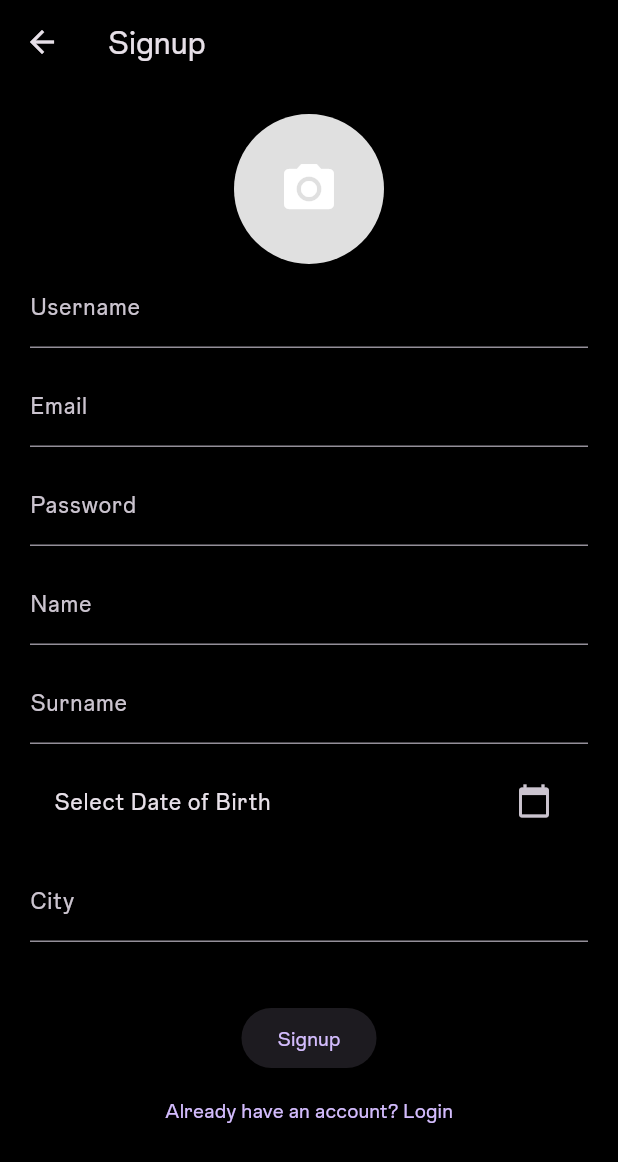
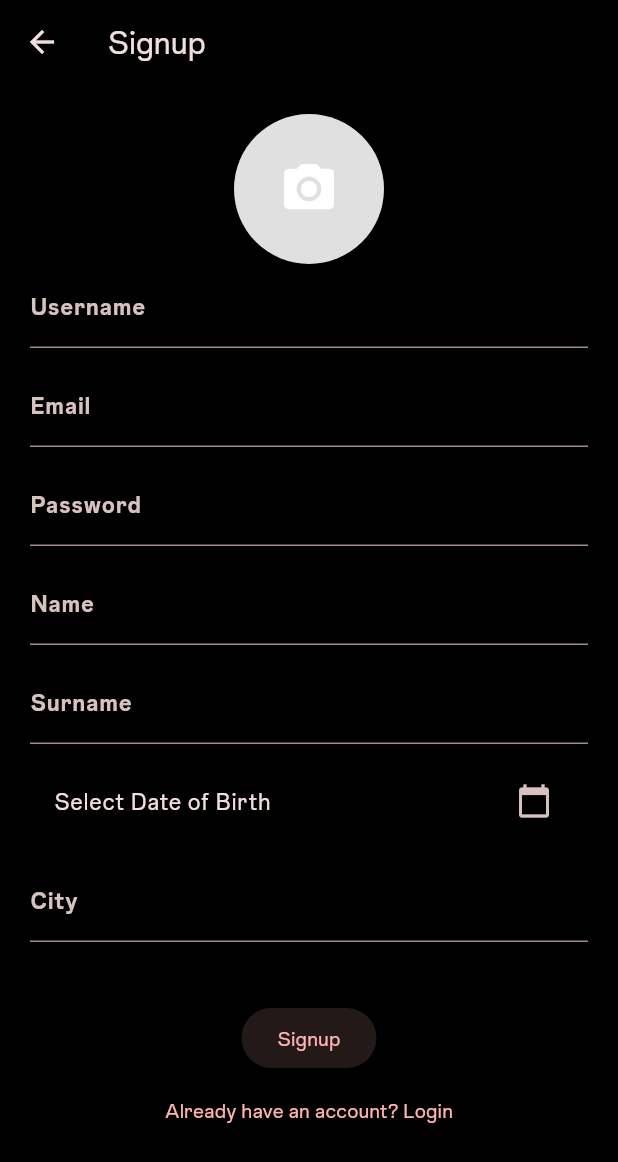
Before and after one commit to biso207/Vez, a Flutter app: the screen it shows after launch, after a tap on "Create account", on a phone screen of 412 x 824 dp. Shown: the top 1162 px of the screen. Run offline on Flutter 3.47's test engine with Material 3 defaults, Android fonts, the phone set to English and light mode, and no system bars; our stand-ins replace image_picker; project files that could hold a hidden picture were left out.

Commit message:
implement app icons, navigate to home screen after signup, and refine UI theme
- Add `flutter_launcher_icons` dependency and configure adaptive icons for Android and iOS.
- Create `HomePage` and implement navigation from `SignupPage` upon successful registration.
- Rename `loading_page.dart` to `loading_screen.dart` and update references in `main.dart`.
- Update app theme in `main.dart` with a new seed color (`redAccent`) and enhanced `InputDecoration` and `TextTheme` styles.
- Add descriptive header comments and improve code documentation across several service and screen files.
- Update Android manifest to use the new launcher icon and update the app label to "Vez".
- Clean up `pubspec.yaml` by removing unused comments and updating the project version to `1.1.0`.

```diff
--- a/lib/main.dart
+++ b/lib/main.dart
@@ -1,5 +1,5 @@
 import 'package:flutter/material.dart';
-import 'package:vez/screens/loading_page.dart';
+import 'package:vez/screens/loading_screen.dart';
 
 void main() {
   runApp(const MyApp());
@@ -20,14 +20,19 @@ class MyApp extends StatelessWidget {
 
           // defining the colors scheme
           colorScheme: ColorScheme.fromSeed(
-            seedColor: Colors.deepPurple,  // color for the buttons
+            seedColor: Colors.redAccent,  // color for the buttons
             brightness: Brightness.dark,   // dark theme
             surface: Colors.black,         // bg color for scaffolds and cards
           ),
 
-          // global config for the texts
+          // style for all the texts in the app
+          inputDecorationTheme: const InputDecorationTheme(
+            labelStyle: TextStyle(fontWeight: FontWeight.bold),
+          ),
+
+          // global config for the digitated texts
           textTheme: const TextTheme(
-            bodyLarge: TextStyle(color: Colors.white),
+            bodyLarge: TextStyle(color: Colors.white, fontWeight: FontWeight.normal),
             bodyMedium: TextStyle(color: Colors.white),
             displayLarge: TextStyle(color: Colors.white, fontWeight: FontWeight.bold),
           ),
--- a/lib/screens/loading_page.dart
+++ b/lib/screens/loading_screen.dart
@@ -1,3 +1,7 @@
+// Developed and Designed by Outly • © 2026
+// Screen to manage the app's loading process
+
+// libraries
 import 'package:flutter/material.dart';
 import 'login_screen.dart';
 
@@ -24,7 +28,7 @@ class _LoadingPageState extends State<LoadingPage> {
       context,
       MaterialPageRoute(
         builder: (_) => const LoginPage(),
-      ), // sostituisce la pagina corrente con la login
+      ), // next page is login page
     );
   }
 
--- a/lib/screens/login_screen.dart
+++ b/lib/screens/login_screen.dart
@@ -1,3 +1,7 @@
+// Developed and Designed by Outly • © 2026
+// Screen to manage the login process
+
+// libraries
 import 'package:flutter/material.dart';
 import 'package:vez/screens/signup_screen.dart';
 
@@ -74,7 +78,7 @@ class _LoginPageState extends State<LoginPage> {
     String email = emailController.text;
     String password = passwordController.text;
 
-    // qui si possono richiamare le funzioni di autenticazione esterne alla classe LoginPage
+    // todo: create the logic to get the user from the db and check the credentials
     debugPrint(email);
     debugPrint(password);
   }
```
Also changed, not shown: lib/screens/home_screen.dart (added, +42 -0 lines), lib/screens/signup_screen.dart (+21 -3 lines), lib/services/remote_db_service.dart (+4 -3 lines), pubspec.yaml (+22 -55 lines), assets/app_icon/app_icon.png (added), assets/app_icon/app_icon_background.png (added), assets/app_icon/app_icon_foreground.png (added), pubspec.lock, 40 other files.
